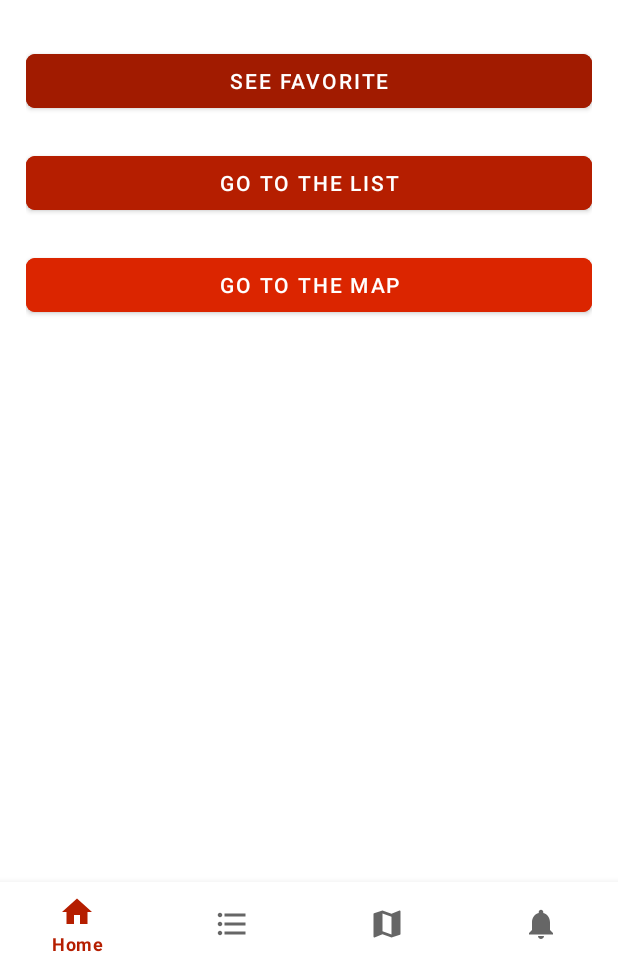
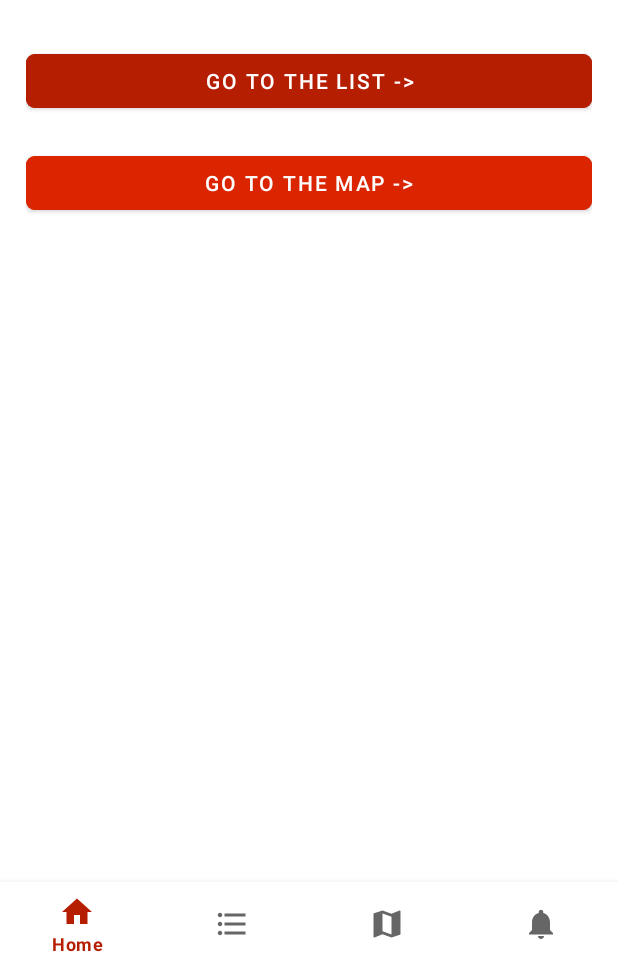
Before and after one commit to Hubrec/Velovify, an Android app: the screen it shows after launch (MainActivity), on a phone screen of 412 x 824 dp, the part 270-1236 px from its top. Run offline under Robolectric (Android 15) with nearby library versions, the phone set to English and light mode, and no system bars; our stand-ins replace Firebase (no records; nobody signed in at launch, a user with empty details on screens opened directly), navigation-ui.

Commit message:
see favorites in the list

```diff
--- a/app/src/main/java/com/guerin/velovify/StationViewModel.kt
+++ b/app/src/main/java/com/guerin/velovify/StationViewModel.kt
@@ -38,5 +38,9 @@ class StationViewModel : ViewModel() {
         }
     }
 
+    fun getFavoriteStations() {
+        stationLiveData.value = stationLiveData.value?.filter { it.favorite }
+    }
+
     fun observeStationsLiveData() = stationLiveData
 }
--- a/app/src/main/java/com/guerin/velovify/ui/home/HomeFragment.kt
+++ b/app/src/main/java/com/guerin/velovify/ui/home/HomeFragment.kt
@@ -30,11 +30,6 @@ class HomeFragment : Fragment() {
         _binding = FragmentHomeBinding.inflate(inflater, container, false)
         val root: View = binding.root
 
-        binding.buttonFavorite.setOnClickListener {
-            Toast.makeText(context, "Favorite", Toast.LENGTH_SHORT).show()
-
-        }
-
         binding.buttonMap.setOnClickListener {
             Toast.makeText(context, "Map", Toast.LENGTH_SHORT).show()
             (requireActivity() as? MainActivity)?.also {
--- a/app/src/main/res/layout/fragment_home.xml
+++ b/app/src/main/res/layout/fragment_home.xml
@@ -18,17 +18,6 @@
         android:gravity="center_horizontal"
         android:layout_margin="20dp"
         android:layout_marginTop="35dp"/>
-
-    <com.google.android.material.button.MaterialButton
-        android:id="@+id/buttonFavorite"
-        android:layout_width="match_parent"
-        android:layout_height="wrap_content"
-        android:text="@string/see_favorite"
-        android:backgroundTint="@color/red_600"
-        android:textColor="@color/white"
-        android:layout_marginTop="10dp"
-        android:layout_marginBottom="10dp"
-        app:cornerRadius="6dp"/>
 
     <com.google.android.material.button.MaterialButton
         android:id="@+id/buttonList"
--- a/app/src/main/res/values/strings.xml
+++ b/app/src/main/res/values/strings.xml
@@ -9,11 +9,11 @@
     <string name="title_dashboard">Dashboard</string>
     <string name="title_notifications">Notifications</string>
     <string name="see_favorite">See favorite</string>
-    <string name="go_to_the_list">Go to the list</string>
+    <string name="go_to_the_list">Go to the list -></string>
     <string name="station_name">Station name</string>
     <string name="velovs_park">Velovs park</string>
     <string name="place_available">Place available</string>
-    <string name="go_to_the_map">Go to the map</string>
+    <string name="go_to_the_map">Go to the map -></string>
     <string name="welcome_to_velovify">Welcome to Velovify !</string>
     <string name="research">Research :</string>
     <string name="research_prompt">Enter your research</string>
```
Also changed, not shown: app/src/main/java/com/guerin/velovify/ui/list/ListFragment.kt (+14 -6 lines).
